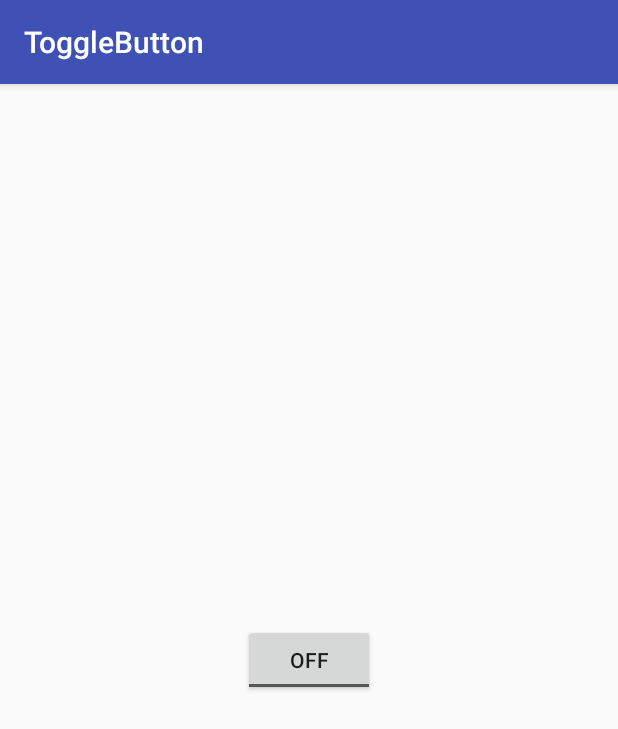
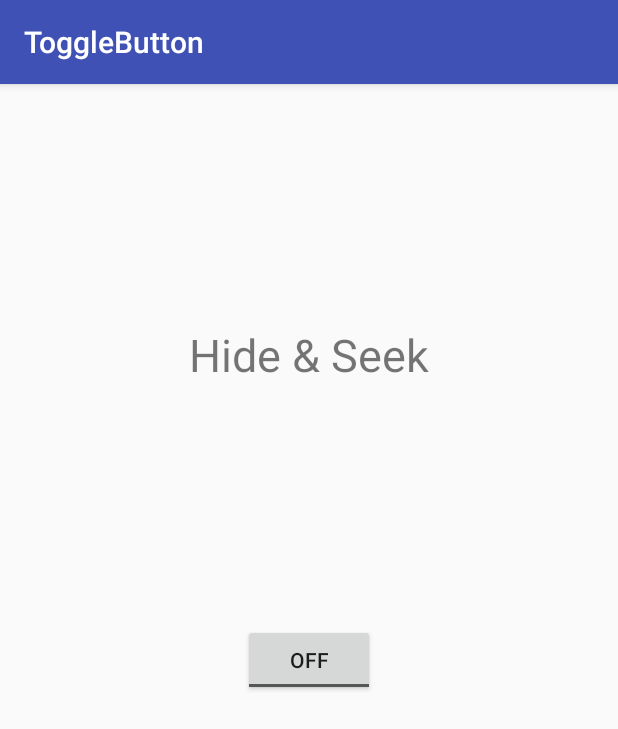
Before and after one commit to leogsouza/build-21-android-apps, an Android app: the screen it shows after launch (MainActivity), on a phone screen of 412 x 824 dp. Shown: the top 729 px of the screen. Run offline under Robolectric (Android 15) with nearby library versions, the phone set to English and light mode, and no system bars.

Commit message:
App ToggleButton: Hide and Seek Message

```diff
--- a/ToggleButton/app/src/main/java/br/com/leogsouza/togglebutton/MainActivity.java
+++ b/ToggleButton/app/src/main/java/br/com/leogsouza/togglebutton/MainActivity.java
@@ -2,12 +2,34 @@ package br.com.leogsouza.togglebutton;
 
 import android.support.v7.app.AppCompatActivity;
 import android.os.Bundle;
+import android.view.View;
+import android.widget.CompoundButton;
+import android.widget.TextView;
+import android.widget.ToggleButton;
 
 public class MainActivity extends AppCompatActivity {
+
+    private ToggleButton toggleButton;
+    private TextView resultView;
 
     @Override
     protected void onCreate(Bundle savedInstanceState) {
         super.onCreate(savedInstanceState);
         setContentView(R.layout.activity_main);
+
+        resultView = findViewById(R.id.peekABooTextView);
+
+        toggleButton = findViewById(R.id.toggleButtonID);
+        toggleButton.setOnCheckedChangeListener(new CompoundButton.OnCheckedChangeListener() {
+            @Override
+            public void onCheckedChanged(CompoundButton compoundButton, boolean b) {
+
+                if(b) {
+                    resultView.setVisibility(View.VISIBLE);
+                } else {
+                    resultView.setVisibility(View.INVISIBLE);
+                }
+            }
+        });
     }
 }
--- a/ToggleButton/app/src/main/res/layout/activity_main.xml
+++ b/ToggleButton/app/src/main/res/layout/activity_main.xml
@@ -7,13 +7,47 @@
     tools:context="br.com.leogsouza.togglebutton.MainActivity">
 
     <ToggleButton
-        android:id="@+id/toggleButton"
+        android:id="@+id/toggleButtonID"
         android:layout_width="88dp"
         android:layout_height="wrap_content"
-        android:text="ToggleButton"
+        android:text="@string/toggle_button"
         app:layout_constraintBottom_toBottomOf="parent"
         app:layout_constraintEnd_toEndOf="parent"
         app:layout_constraintHorizontal_bias="0.5"
         app:layout_constraintStart_toStartOf="parent"
         app:layout_constraintTop_toTopOf="parent" />
+
+    <TextView
+        android:id="@+id/textView"
+        android:layout_width="wrap_content"
+        android:layout_height="wrap_content"
+        android:layout_marginBottom="8dp"
+        android:layout_marginEnd="8dp"
+        android:layout_marginStart="8dp"
+        android:layout_marginTop="8dp"
+        android:text="@string/hide_seek"
+        android:textSize="30sp"
+        app:layout_constraintBottom_toTopOf="@+id/toggleButtonID"
+        app:layout_constraintEnd_toEndOf="parent"
+        app:layout_constraintStart_toStartOf="parent"
+        app:layout_constraintTop_toTopOf="parent" />
+
+    <TextView
+        android:id="@+id/peekABooTextView"
+        android:layout_width="wrap_content"
+        android:layout_height="wrap_content"
+        android:layout_marginBottom="8dp"
+        android:layout_marginEnd="8dp"
+        android:layout_marginStart="8dp"
+        android:layout_marginTop="8dp"
+        android:text="@string/peek_a_boo"
+        android:textSize="18sp"
+        android:textStyle="bold"
+        android:visibility="invisible"
+        app:layout_constraintBottom_toBottomOf="parent"
+        app:layout_constraintEnd_toEndOf="parent"
+        app:layout_constraintHorizontal_bias="0.501"
+        app:layout_constraintStart_toStartOf="parent"
+        app:layout_constraintTop_toBottomOf="@+id/toggleButtonID"
+        app:layout_constraintVertical_bias="0.357" />
 </android.support.constraint.ConstraintLayout>
--- a/ToggleButton/app/src/main/res/values/strings.xml
+++ b/ToggleButton/app/src/main/res/values/strings.xml
@@ -1,3 +1,6 @@
 <resources>
     <string name="app_name">ToggleButton</string>
+    <string name="peek_a_boo">Peek A Boo!</string>
+    <string name="hide_seek"><![CDATA[Hide & Seek]]></string>
+    <string name="toggle_button">Toggle Button</string>
 </resources>
```
